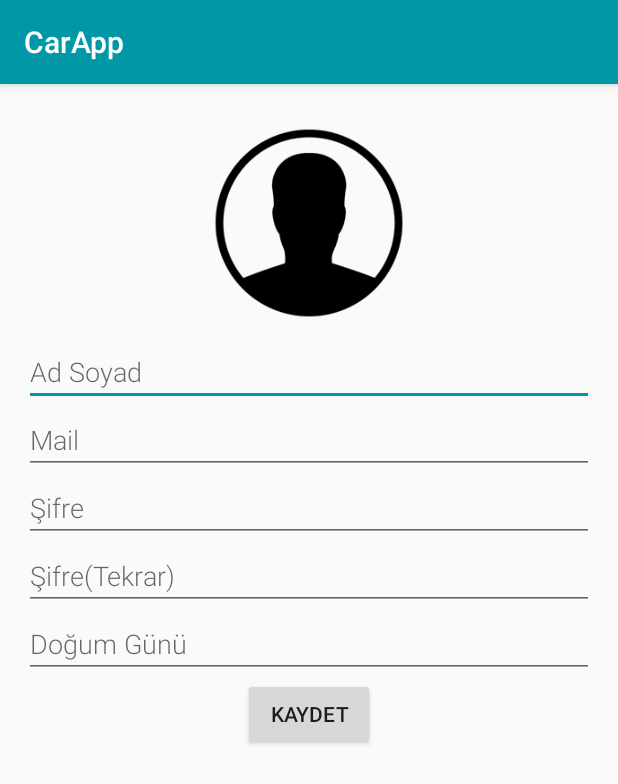
After one commit to yhaznedar/MTMIRepo, an Android app: the SignUp screen opened directly, with no data from a screen before it, on a phone screen of 412 x 824 dp. The commit adds this screen. Shown: the top 784 px of the screen. Run offline under Robolectric (Android 15) with nearby library versions, the phone set to English and light mode, and no system bars.

Commit message:
SignUp
Sign up ekranı + hata ekranında iyileştirmeler

```diff
--- a/MTMI-master/app/build.gradle
+++ b/MTMI-master/app/build.gradle
@@ -24,4 +24,5 @@ dependencies {
     testCompile 'junit:junit:4.12'
     compile 'com.android.support:appcompat-v7:23.2.1'
     compile 'com.android.support:design:23.2.1'
+    compile 'com.google.android.gms:play-services-appindexing:8.1.0'
 }
--- a/MTMI-master/app/src/main/AndroidManifest.xml
+++ b/MTMI-master/app/src/main/AndroidManifest.xml
@@ -1,8 +1,8 @@
 <?xml version="1.0" encoding="utf-8"?>
 <manifest xmlns:android="http://schemas.android.com/apk/res/android"
+    package="com.mtmi.carapp">
 
-    package="com.mtmi.carapp">
-   <uses-permission android:name="android.permission.ACCESS_NETWORK_STATE"/>
+    <uses-permission android:name="android.permission.ACCESS_NETWORK_STATE" />
 
     <application
         android:allowBackup="true"
@@ -24,7 +24,12 @@
             android:name=".MainActivity"
             android:label="@string/title_activity_main"
             android:theme="@style/AppTheme.NoActionBar" />
-        <activity android:name=".hataActivity"></activity>
+        <activity android:name=".hataActivity" />
+        <activity android:name=".SignUp"></activity><!-- ATTENTION: This was auto-generated to add Google Play services to your project for
+     App Indexing.  See https://g.co/AppIndexing/AndroidStudio for more information. -->
+        <meta-data
+            android:name="com.google.android.gms.version"
+            android:value="@integer/google_play_services_version" />
     </application>
 
 </manifest>
--- a/MTMI-master/app/src/main/java/com/mtmi/carapp/LoginActivity.java
+++ b/MTMI-master/app/src/main/java/com/mtmi/carapp/LoginActivity.java
@@ -35,7 +35,8 @@ public class LoginActivity extends AppCompatActivity implements LoaderCallbacks<
 
     public EditText mEmailView;
     public EditText mPasswordView;
-    private ImageView imageView;
+    public ImageView imageView;
+
     public final static String MAILKEY="E-posta";
     @Override
     protected void onCreate(Bundle savedInstanceState) {
@@ -75,6 +76,22 @@ public class LoginActivity extends AppCompatActivity implements LoaderCallbacks<
                 attemptLogin();
             }
         });
+
+
+
+        TextView mSignUpView= (TextView) findViewById(R.id.signUpGit);
+        mSignUpView.setOnClickListener(new OnClickListener() {
+            @Override
+            public void onClick(View view) {
+
+                Intent uyeolagit=new Intent(LoginActivity.this,SignUp.class);
+                startActivity(uyeolagit);
+            }
+        });
+
+
+
+
     }
 
     public boolean internetErisimi() {
--- /dev/null
+++ b/MTMI-master/app/src/main/java/com/mtmi/carapp/SignUp.java
@@ -0,0 +1,41 @@
+package com.mtmi.carapp;
+
+import android.content.Intent;
+import android.net.Uri;
+import android.support.v7.app.AppCompatActivity;
+import android.os.Bundle;
+import android.view.View;
+import android.widget.Button;
+
+import com.google.android.gms.appindexing.Action;
+import com.google.android.gms.appindexing.AppIndex;
+import com.google.android.gms.common.api.GoogleApiClient;
+
+public class SignUp extends AppCompatActivity {
+    Button giris;
+    /**
+     * ATTENTION: This was auto-generated to implement the App Indexing API.
+     * See https://g.co/AppIndexing/AndroidStudio for more information.
+     */
+    private GoogleApiClient client;
+
+    @Override
+    protected void onCreate(Bundle savedInstanceState) {
+        super.onCreate(savedInstanceState);
+        setContentView(R.layout.activity_sign_up);
+        giris = (Button) findViewById(R.id.buttonKaydet);
+        giris.setOnClickListener(new View.OnClickListener() {
+            @Override
+            public void onClick(View view) {
+            //veritabanı işlemleri
+            }
+        });
+
+
+
+
+
+    }
+
+
+}
--- a/MTMI-master/app/src/main/java/com/mtmi/carapp/hataActivity.java
+++ b/MTMI-master/app/src/main/java/com/mtmi/carapp/hataActivity.java
@@ -1,13 +1,29 @@
 package com.mtmi.carapp;
 
+import android.content.Intent;
 import android.support.v7.app.AppCompatActivity;
 import android.os.Bundle;
+import android.view.View;
+import android.widget.TextView;
 
 public class hataActivity extends AppCompatActivity {
+
+    TextView yenidenDene;
 
     @Override
     protected void onCreate(Bundle savedInstanceState) {
         super.onCreate(savedInstanceState);
         setContentView(R.layout.activity_hata);
+
+        yenidenDene= (TextView) findViewById(R.id.yenidenDene);
+
+        yenidenDene.setOnClickListener(new View.OnClickListener() {
+            @Override
+            public void onClick(View view) {
+                Intent log= new Intent(hataActivity.this, LoginActivity.class);
+                startActivity(log);
+
+            }
+        });
     }
 }
--- a/MTMI-master/app/src/main/res/layout/activity_login.xml
+++ b/MTMI-master/app/src/main/res/layout/activity_login.xml
@@ -62,6 +62,15 @@
         android:layout_marginTop="20dp"
         android:elevation="7dp"
         android:layout_weight="0.00" />
+    <TextView
+        android:layout_width="wrap_content"
+        android:layout_height="wrap_content"
+        android:textAppearance="?android:attr/textAppearanceMedium"
+        android:text="Hesabınız yok mu? Hemen kayıt olun!"
+        android:id="@+id/signUpGit"
+        android:layout_gravity="center_horizontal"
+        android:layout_marginTop="70dp" />
+
 
 
 </LinearLayout>
--- /dev/null
+++ b/MTMI-master/app/src/main/res/layout/activity_sign_up.xml
@@ -0,0 +1,73 @@
+<?xml version="1.0" encoding="utf-8"?>
+<LinearLayout xmlns:android="http://schemas.android.com/apk/res/android"
+    xmlns:tools="http://schemas.android.com/tools"
+    android:layout_width="match_parent"
+    android:layout_height="match_parent"
+    android:orientation="vertical"
+    android:paddingBottom="@dimen/activity_vertical_margin"
+    android:paddingLeft="@dimen/activity_horizontal_margin"
+    android:paddingRight="@dimen/activity_horizontal_margin"
+    android:paddingTop="@dimen/activity_vertical_margin"
+    tools:context="com.mtmi.carapp.SignUp">
+    <!-- Kayit Ekrani -->
+    <ImageView
+        android:layout_width="wrap_content"
+        android:layout_height="153dp"
+        android:id="@+id/imgResim"
+        android:src="@drawable/user"
+
+        android:layout_gravity="center_horizontal" />
+    <EditText
+        android:layout_width="match_parent"
+        android:layout_height="wrap_content"
+        android:inputType="textPersonName"
+        android:ems="10"
+        android:hint="Ad Soyad"
+        android:id="@+id/edittextAd"
+        android:layout_gravity="center_horizontal"
+        android:fontFamily="sans-serif-light"/>
+
+    <EditText
+        android:layout_width="match_parent"
+        android:layout_height="wrap_content"
+        android:inputType="textEmailAddress"
+        android:ems="10"
+        android:hint="Mail"
+        android:id="@+id/edittextMail"
+        android:layout_gravity="center_horizontal"
+        android:fontFamily="sans-serif-light"/>
+    <EditText
+        android:layout_width="match_parent"
+        android:layout_height="wrap_content"
+        android:inputType="textPassword"
+        android:ems="10"
+        android:id="@+id/edittextSifre"
+        android:hint="Şifre"
+        android:layout_gravity="center_horizontal"
+        android:fontFamily="sans-serif-light"/>
+    <EditText
+        android:layout_width="match_parent"
+        android:layout_height="wrap_content"
+        android:inputType="textPassword"
+        android:ems="10"
+        android:hint="Şifre(Tekrar)"
+        android:id="@+id/edittextSifreTekrar"
+        android:layout_gravity="center_horizontal"
+        android:fontFamily="sans-serif-light"/>
+    <EditText
+        android:layout_width="match_parent"
+        android:layout_height="wrap_content"
+        android:inputType="date"
+        android:ems="10"
+        android:id="@+id/edittextDogumGunu"
+        android:layout_gravity="center_horizontal"
+        android:hint="Doğum Günü"
+        android:fontFamily="sans-serif-light"/>
+
+    <Button
+        android:layout_width="wrap_content"
+        android:layout_height="wrap_content"
+        android:text="Kaydet"
+        android:id="@+id/buttonKaydet"
+        android:layout_gravity="center_horizontal" />
+</LinearLayout>
```
